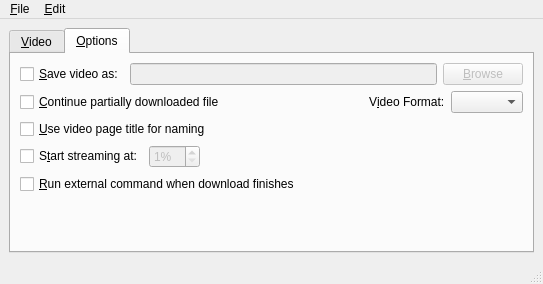
Old version of the form rc/mainwnd.ui in the repository guendto/abby.
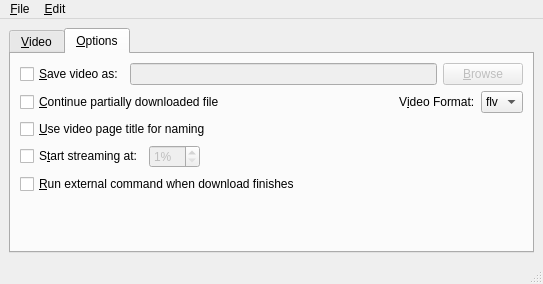
New version of the form. The open tabs and pages were chosen to show the change. Icons and pictures are not drawn.

Commit message: Fix tooltip. Add flv to formatCombo.

Patch:
```diff
--- a/rc/mainwnd.ui
+++ b/rc/mainwnd.ui
@@ -356,6 +356,11 @@
 typically means mean different video resolution. Also note
 that some formats may not always be available.</string>
             </property>
+            <item>
+             <property name="text" >
+              <string>flv</string>
+             </property>
+            </item>
            </widget>
           </item>
          </layout>
```
Left out of the diff: 2 changed lines with no effect on the pictures.
